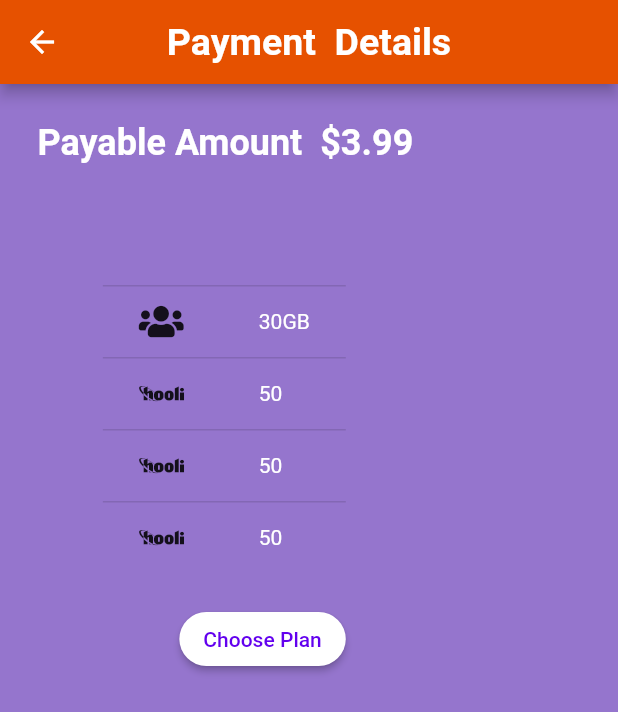
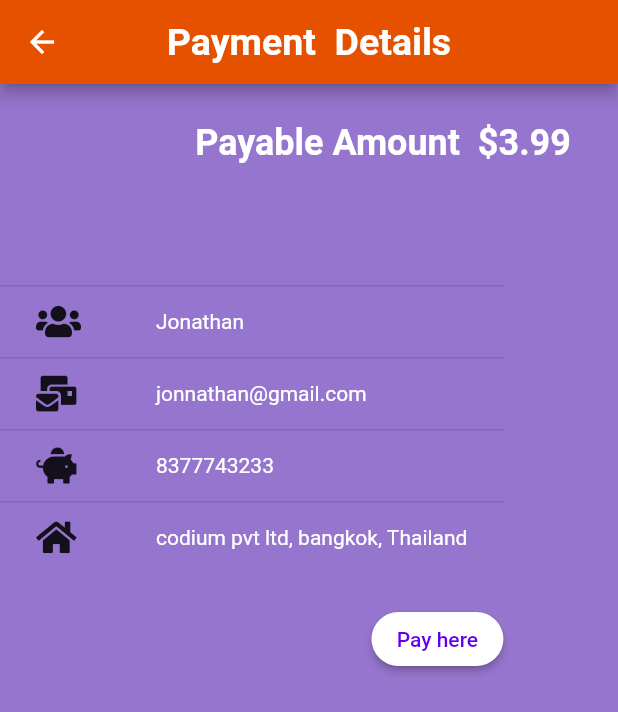
Before and after one commit to abymathewtkv/billPaymentApp, a Flutter app: the ViewPage screen opened directly, on a phone screen of 412 x 824 dp. Shown: the top 712 px of the screen. Run offline on Flutter 3.47's test engine with Material 2 defaults, Android fonts, the phone set to English and light mode, and no system bars; our stand-ins replace font_awesome_flutter.

Commit message:
updated and completed

```diff
--- a/lib/ViewPage/view_page.dart
+++ b/lib/ViewPage/view_page.dart
@@ -58,7 +58,7 @@ class ViewPage extends StatelessWidget {
                       ),
                       DataCell(
                         Text(
-                          '30GB',
+                          'Jonathan',
                           style: TextStyle(
                             color: Colors.white,
                           ),
@@ -69,11 +69,11 @@ class ViewPage extends StatelessWidget {
                   DataRow(
                     cells: <DataCell>[
                       DataCell(
-                        Icon(FontAwesomeIcons.hooli),
+                        Icon(FontAwesomeIcons.mailBulk),
                       ),
                       DataCell(
                         Text(
-                          '50',
+                          'jonnathan@gmail.com',
                           style: TextStyle(color: Colors.white),
                         ),
                       ),
@@ -82,11 +82,11 @@ class ViewPage extends StatelessWidget {
                   DataRow(
                     cells: <DataCell>[
                       DataCell(
-                        Icon(FontAwesomeIcons.hooli),
+                        Icon(FontAwesomeIcons.piggyBank),
                       ),
                       DataCell(
                         Text(
-                          '50',
+                          '8377743233',
                           style: TextStyle(color: Colors.white),
                         ),
                       ),
@@ -95,11 +95,11 @@ class ViewPage extends StatelessWidget {
                   DataRow(
                     cells: <DataCell>[
                       DataCell(
-                        Icon(FontAwesomeIcons.hooli),
+                        Icon(FontAwesomeIcons.home),
                       ),
                       DataCell(
                         Text(
-                          '50',
+                          'codium pvt ltd, bangkok, Thailand',
                           style: TextStyle(color: Colors.white),
                         ),
                       ),
@@ -113,7 +113,7 @@ class ViewPage extends StatelessWidget {
               child: RaisedButton(
                   color: new Color(0xffffffff),
                   child: Text(
-                    'Choose Plan',
+                    'Pay here',
                     style: TextStyle(
                       color: new Color(0xff6200ee),
                     ),
```
